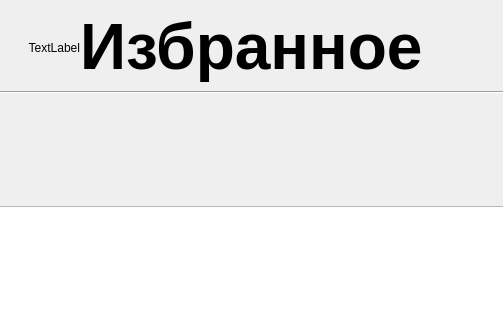
The window that waveful-desktop/resources/UI/favourite_content_widget.ui (Rashitov-S/waveful-desktop) describes before a commit, drawn with Qt 5; both pictures show x 250 to 753 and y 0 to 320 of the 951 by 563 pixel window.
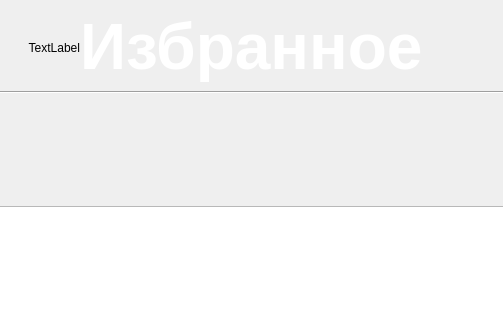
The same window after the commit.

Diff of the .ui file:
```diff
--- a/waveful-desktop/resources/UI/favourite_content_widget.ui
+++ b/waveful-desktop/resources/UI/favourite_content_widget.ui
@@ -52,6 +52,9 @@
          <pointsize>48</pointsize>
         </font>
        </property>
+       <property name="styleSheet">
+        <string notr="true">color: #ffffff;</string>
+       </property>
        <property name="text">
         <string>&lt;html&gt;&lt;head/&gt;&lt;body&gt;&lt;p&gt;&lt;span style=&quot; font-size:48pt; font-weight:600;&quot;&gt;Избранное&lt;/span&gt;&lt;/p&gt;&lt;/body&gt;&lt;/html&gt;</string>
        </property>
```
